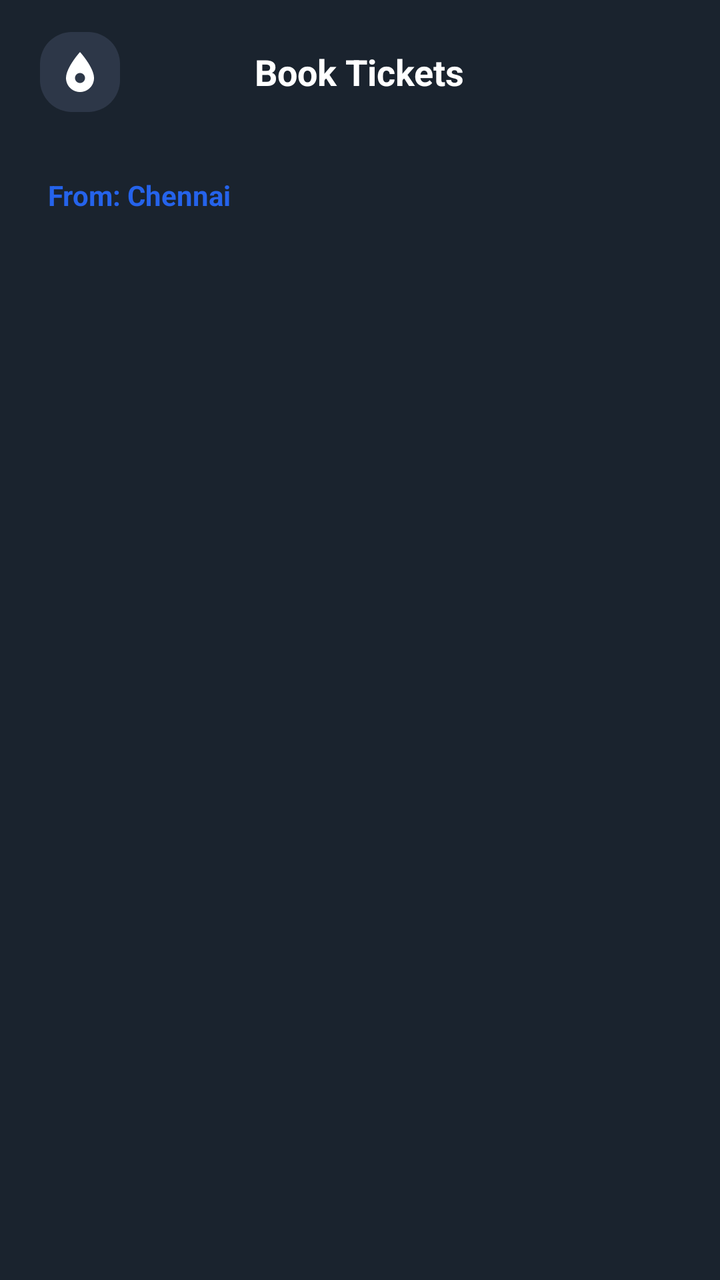
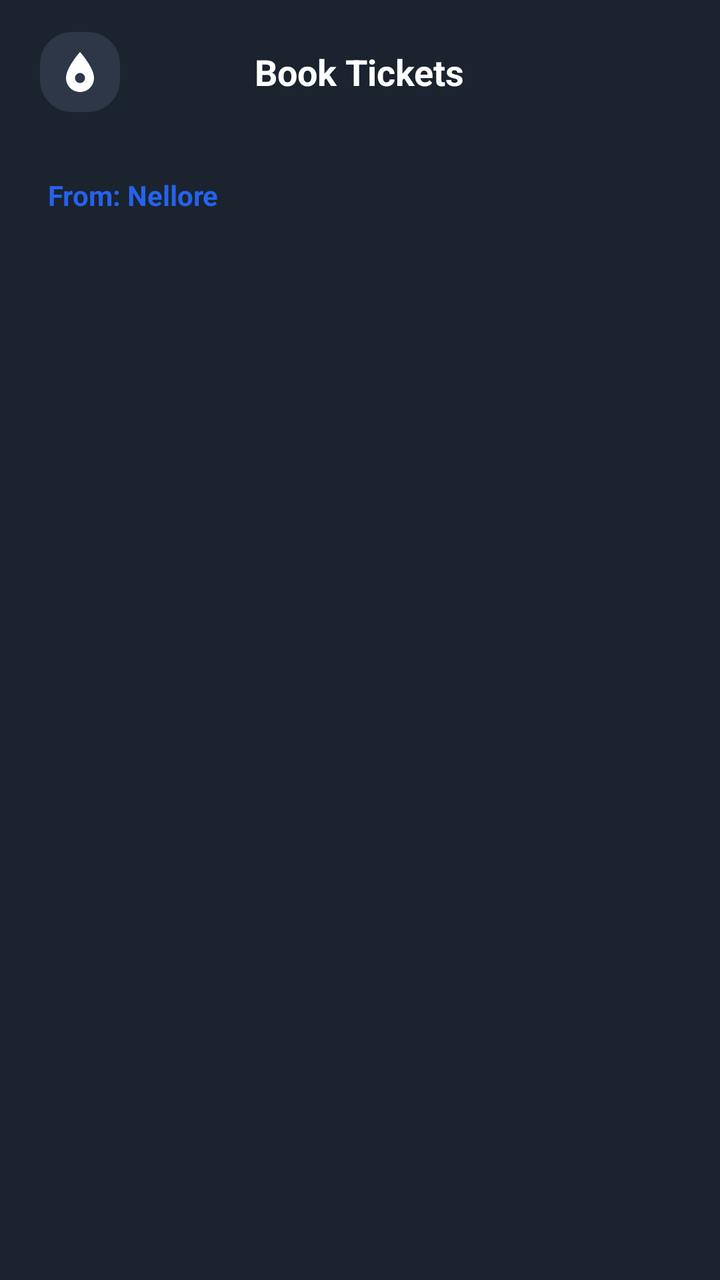

Before-and-after screenshots of an Android layout around one commit, followed by the original layout XML and the change that was made.
<!-- AndroidManifest.xml: application theme Theme.TravelBuddy -->
<!-- res/layout/activity_ticket_booking.xml -->
<?xml version="1.0" encoding="utf-8"?>
<androidx.constraintlayout.widget.ConstraintLayout xmlns:android="http://schemas.android.com/apk/res/android"
    xmlns:app="http://schemas.android.com/apk/res-auto"
    android:id="@+id/main"
    android:layout_width="match_parent"
    android:layout_height="match_parent"
    android:background="#1A232E">

    <RelativeLayout
        android:id="@+id/rlToolbar"
        android:layout_width="match_parent"
        android:layout_height="72dp"
        android:paddingHorizontal="20dp"
        app:layout_constraintTop_toTopOf="parent">

        <ImageView
            android:id="@+id/ivBack"
            android:layout_width="40dp"
            android:layout_height="40dp"
            android:layout_centerVertical="true"
            android:padding="8dp"
            android:background="@drawable/bg_icon_squircle"
            android:backgroundTint="#2D3748"
            android:src="@drawable/ic_location"
            android:rotation="180"
            app:tint="@color/white" />

        <TextView
            android:id="@+id/tvBookingHeader"
            android:layout_width="wrap_content"
            android:layout_height="wrap_content"
            android:layout_centerInParent="true"
            android:text="Book Tickets"
            android:textColor="@color/white"
            android:textSize="18sp"
            android:textStyle="bold" />
    </RelativeLayout>

    <LinearLayout
        android:id="@+id/llLocationInfo"
        android:layout_width="match_parent"
        android:layout_height="wrap_content"
        android:orientation="vertical"
        android:paddingHorizontal="24dp"
        android:paddingVertical="16dp"
        app:layout_constraintTop_toBottomOf="@id/rlToolbar">

        <TextView
            android:id="@+id/tvFromLocation"
            android:layout_width="wrap_content"
            android:layout_height="wrap_content"
            android:text="From: Chennai"
            android:textColor="@color/onboarding_blue"
            android:textSize="14sp"
            android:textStyle="bold" />
    </LinearLayout>

    <androidx.recyclerview.widget.RecyclerView
        android:id="@+id/rvTransportOptions"
        android:layout_width="match_parent"
        android:layout_height="0dp"
        android:paddingHorizontal="16dp"
        app:layout_constraintBottom_toBottomOf="parent"
        app:layout_constraintTop_toBottomOf="@id/llLocationInfo" />

</androidx.constraintlayout.widget.ConstraintLayout>
<!-- resources referenced by this layout -->
<resources>
  <color name="onboarding_blue">#2563EB</color>
  <color name="white">#FFFFFFFF</color>
  <!-- drawable bg_icon_squircle (drawable) -->
  <?xml version="1.0" encoding="utf-8"?>
  <shape xmlns:android="http://schemas.android.com/apk/res/android">
      <corners android:radius="16dp" />
      <gradient
          android:angle="45"
          android:endColor="#475569"
          android:startColor="#1E293B" />
  </shape>
  <!-- drawable ic_location (drawable) -->
  <vector xmlns:android="http://schemas.android.com/apk/res/android"
      android:width="24dp"
      android:height="24dp"
      android:viewportWidth="24"
      android:viewportHeight="24">
      <path
          android:fillColor="#FFFFFF"
          android:pathData="M12,2C8.13,2 5,5.13 5,9c0,5.25 7,13 7,13s7,-7.75 7,-13C19,5.13 15.87,2 12,2zM12,11.5c-1.38,0 -2.5,-1.12 -2.5,-2.5s1.12,-2.5 2.5,-2.5 2.5,1.12 2.5,2.5 -1.12,2.5 -2.5,2.5z" />
  </vector>
  <style name="Theme.TravelBuddy" parent="Base.Theme.TravelBuddy" />
  <style name="Base.Theme.TravelBuddy" parent="Theme.Material3.DayNight.NoActionBar">
          
          
      </style>
</resources>

<!-- the commit's change to res/layout/activity_ticket_booking.xml (unified diff, before → after) -->
@@ -49,7 +49,7 @@
             android:id="@+id/tvFromLocation"
             android:layout_width="wrap_content"
             android:layout_height="wrap_content"
-            android:text="From: Chennai"
+            android:text="From: Nellore"
             android:textColor="@color/onboarding_blue"
             android:textSize="14sp"
             android:textStyle="bold" />
